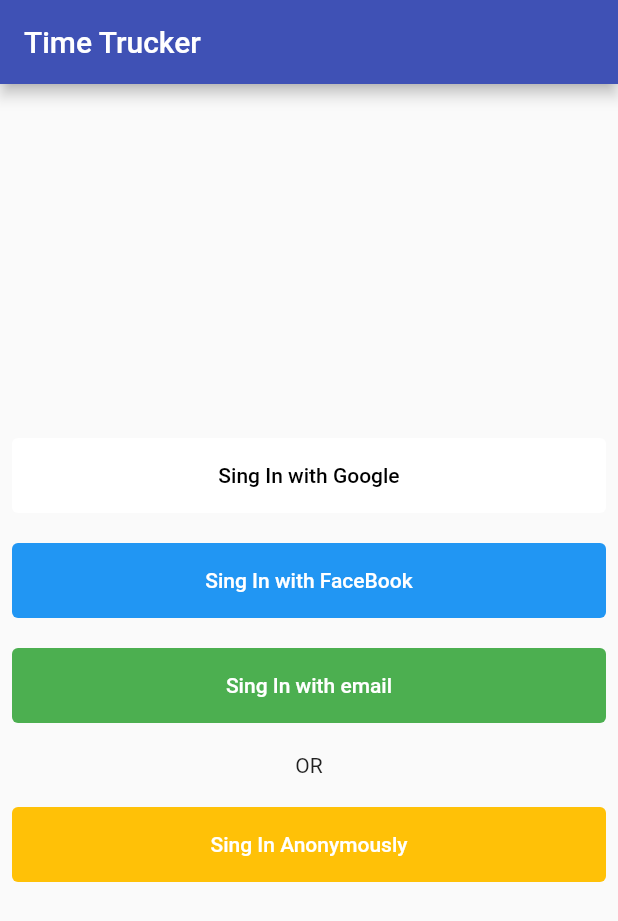
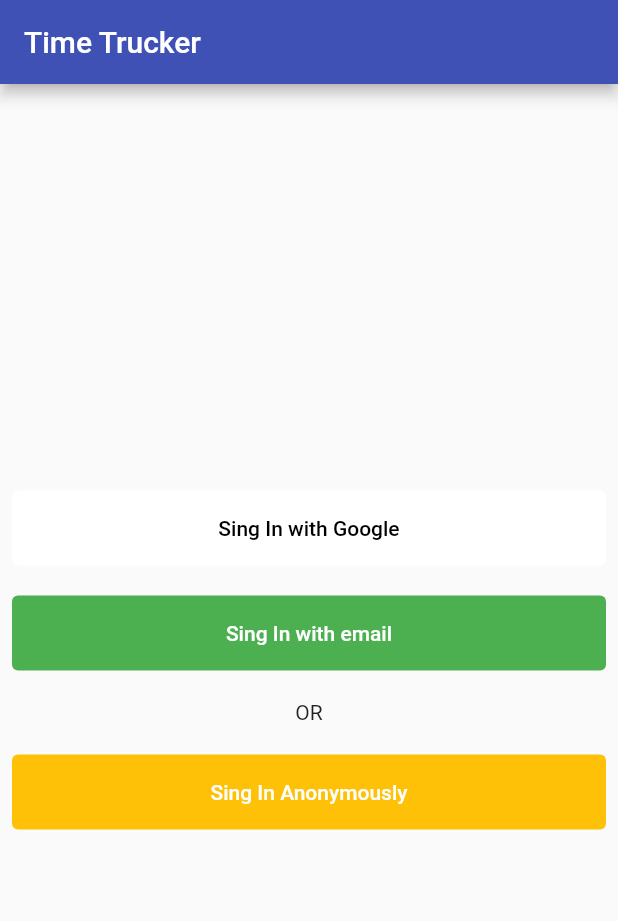
Before and after one commit to mohamadElEaswy/timetracker, a Flutter app: the screen it shows after launch, on a phone screen of 412 x 824 dp. Shown: the top 921 px of the screen. Run offline on Flutter 3.47's test engine with Material 2 defaults, Android fonts, the phone set to English and light mode, and no system bars; our stand-ins replace firebase_auth, firebase_core, google_sign_in; accounts and stored records are empty.

Commit message:
2021/11/16

```diff
--- a/lib/ui/sign_in/sign_in_screen.dart
+++ b/lib/ui/sign_in/sign_in_screen.dart
@@ -19,6 +19,13 @@ class SignInScreen extends StatelessWidget {
       print(e.toString());
     }
   }
+  // Future<void> _signInWithFacebook() async {
+  //   try {
+  //     await auth.signInWithFacebook();
+  //   } catch (e) {
+  //     print(e.toString());
+  //   }
+  // }
 
   @override
   Widget build(BuildContext context) {
@@ -38,11 +45,11 @@ class SignInScreen extends StatelessWidget {
               color: Colors.white,
               textColor: Colors.black,
             ),const SizedBox(height: 20.0,),
-            DefaultButton(
-              onPressed: () {},
-              text: 'Sing In with FaceBook',
-              color: Colors.blue,
-            ),const SizedBox(height: 20.0,),
+            // DefaultButton(
+            //   onPressed: _signInWithFacebook,
+            //   text: 'Sing In with FaceBook',
+            //   color: Colors.blue,
+            // ),const SizedBox(height: 20.0,),
             DefaultButton(
               onPressed: () {},
               text: 'Sing In with email',
```
Also changed, not shown: lib/main.dart (+4 -5 lines), lib/services/auth.dart (+29 -2 lines), 4 other files.
